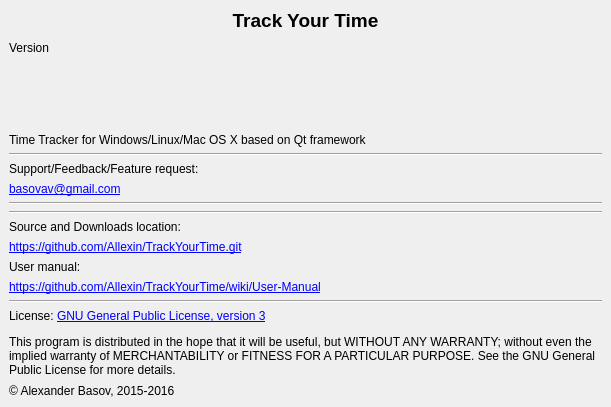
Old version of the form TrackYourTime/ui/aboutwindow.ui in the repository Allexin/TrackYourTime.
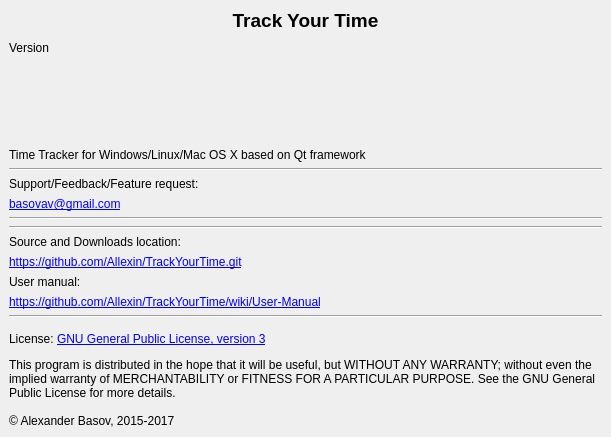
New version of the form.

```diff
--- a/TrackYourTime/ui/aboutwindow.ui
+++ b/TrackYourTime/ui/aboutwindow.ui
@@ -7,7 +7,7 @@
     <x>0</x>
     <y>0</y>
     <width>611</width>
-    <height>384</height>
+    <height>437</height>
    </rect>
   </property>
   <property name="minimumSize">
@@ -201,7 +201,7 @@
       <item>
        <widget class="QLabel" name="label_8">
         <property name="text">
-         <string>© Alexander Basov, 2015-2016</string>
+         <string>© Alexander Basov, 2015-2017</string>
         </property>
        </widget>
       </item>
```
